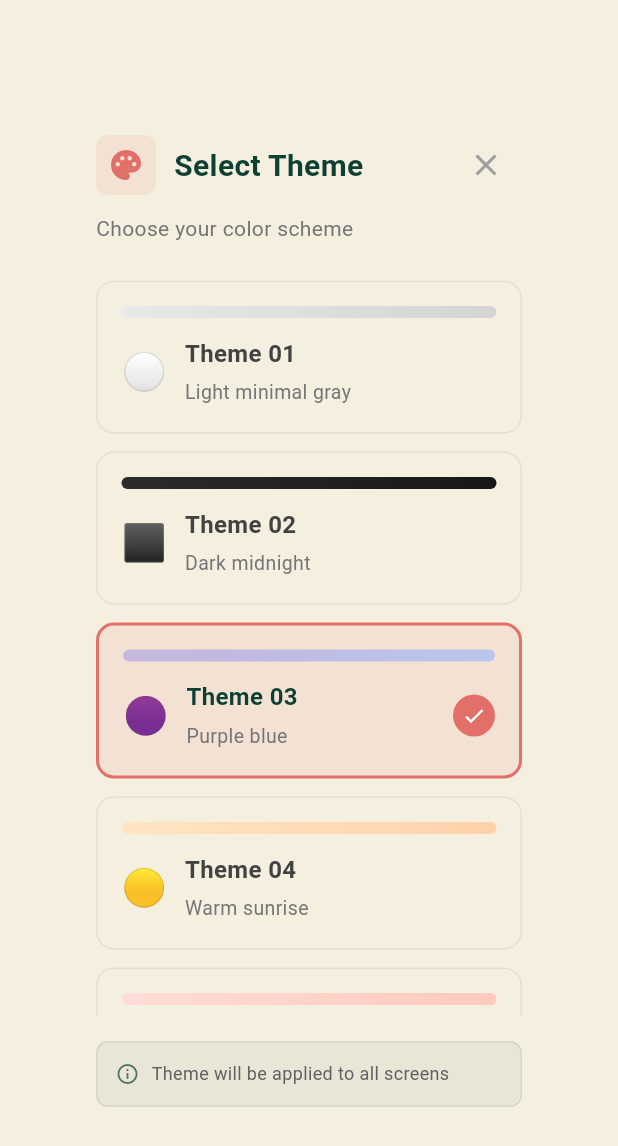
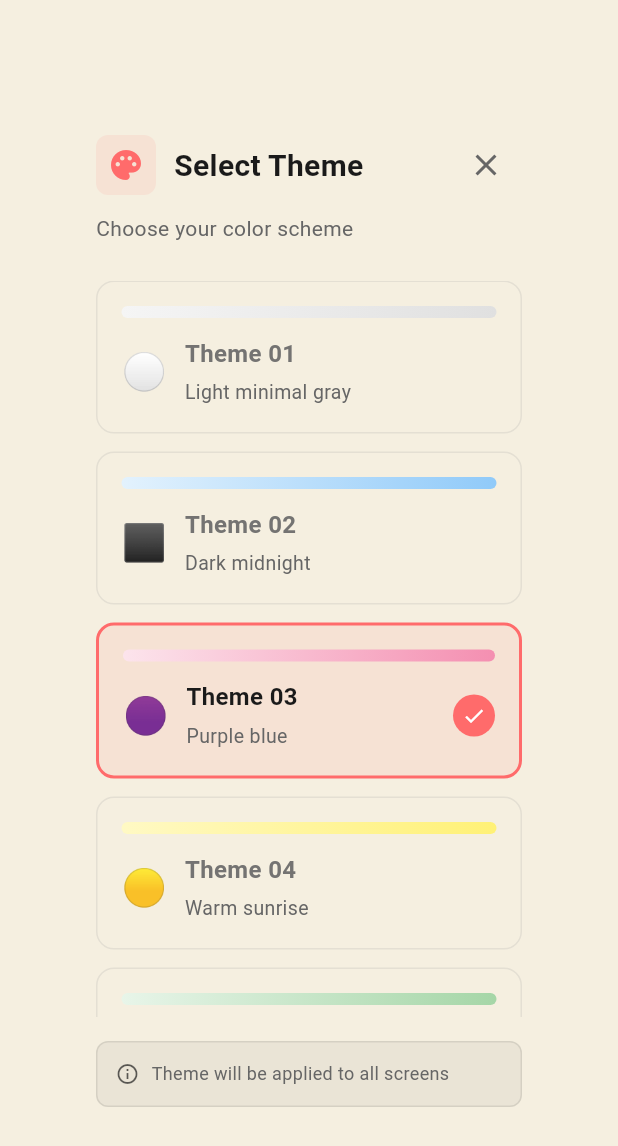
Before and after one commit to siho1117/food_cal, a Flutter app: the ThemeSelectorDialog widget shown alone on an empty page, opened directly, on a phone screen of 412 x 824 dp. Shown: the top 1146 px of the screen. Run offline on Flutter 3.47's test engine with Material 3 defaults, Android fonts, the phone set to English and light mode, and no system bars; our stand-ins replace camera, flutter_dotenv, flutter_image_compress, get_it, image_gallery_saver, image_picker and 1 more; accounts and stored records are empty.

Commit message:
Your commit message here

```diff
--- a/lib/widgets/settings/theme_selector_dialog.dart
+++ b/lib/widgets/settings/theme_selector_dialog.dart
@@ -1,7 +1,8 @@
 // lib/widgets/settings/theme_selector_dialog.dart
 import 'package:flutter/material.dart';
 import 'package:provider/provider.dart';
-import '../../config/design_system/theme.dart';
+import '../../config/design_system/theme_design.dart';  // ✅ NEW: Using theme_design
+import '../../config/design_system/theme_background.dart';  // ✅ NEW: Using theme_background for gradients
 import '../../providers/theme_provider.dart';
 
 class ThemeSelectorDialog extends StatelessWidget {
@@ -10,7 +11,6 @@ class ThemeSelectorDialog extends StatelessWidget {
   @override
   Widget build(BuildContext context) {
     final themeProvider = Provider.of<ThemeProvider>(context);
-    final brightness = Theme.of(context).brightness;
 
     // Get all available gradients from provider (01-09)
     final availableGradients = themeProvider.availableGradients;
@@ -32,29 +32,29 @@ class ThemeSelectorDialog extends StatelessWidget {
                 Container(
                   padding: const EdgeInsets.all(8),
                   decoration: BoxDecoration(
-                    color: AppTheme.coralAccent.withOpacity(0.1),
+                    color: const Color(0xFFFF6B6B).withValues(alpha: 0.1),  // ✅ Using coral color inline
                     borderRadius: BorderRadius.circular(8),
                   ),
                   child: const Icon(
                     Icons.palette,
-                    color: AppTheme.coralAccent,
+                    color: Color(0xFFFF6B6B),  // ✅ Coral accent
                     size: 24,
                   ),
                 ),
                 const SizedBox(width: 12),
-                const Text(
+                Text(
                   'Select Theme',
                   style: TextStyle(
                     fontSize: 20,
                     fontWeight: FontWeight.bold,
-                    color: AppTheme.primaryBlue,
+                    color: AppColors.textDark,  // ✅ Using AppColors
                   ),
                 ),
                 const Spacer(),
                 IconButton(
                   icon: const Icon(Icons.close),
                   onPressed: () => Navigator.of(context).pop(),
-                  color: Colors.grey,
+                  color: AppColors.textGrey,  // ✅ Using AppColors
                 ),
               ],
             ),
@@ -63,7 +63,7 @@ class ThemeSelectorDialog extends StatelessWidget {
               'Choose your color scheme',
               style: TextStyle(
                 fontSize: 14,
-                color: Colors.grey[600],
+                color: AppColors.textGrey,  // ✅ Using AppColors
               ),
             ),
             const SizedBox(height: 24),
@@ -77,7 +77,7 @@ class ThemeSelectorDialog extends StatelessWidget {
                     final displayName = themeProvider.getGradientDisplayName(gradientName);
                     final description = themeProvider.getGradientDescription(gradientName);
                     final emoji = themeProvider.getGradientEmoji(gradientName);
-                    final gradientColors = AppTheme.getGradientColors(gradientName, brightness);
+                    final gradientColors = ThemeBackground.gradients[gradientName]!;  // ✅ Using ThemeBackground
 
                     return _ThemeTile(
                       gradientName: gradientName,
@@ -86,7 +86,6 @@ class ThemeSelectorDialog extends StatelessWidget {
                       emoji: emoji,
                       gradientColors: gradientColors,
                       isSelected: isSelected,
-                      brightness: brightness,
                       onTap: () async {
                         await themeProvider.setGradient(gradientName);
                         if (context.mounted) {
@@ -109,10 +108,10 @@ class ThemeSelectorDialog extends StatelessWidget {
             Container(
               padding: const EdgeInsets.all(12),
               decoration: BoxDecoration(
-                color: AppTheme.primaryBlue.withOpacity(0.05),
+                color: AppColors.textDark.withValues(alpha: 0.05),  // ✅ Using AppColors
                 borderRadius: BorderRadius.circular(8),
                 border: Border.all(
-                  color: AppTheme.primaryBlue.withOpacity(0.1),
+                  color: AppColors.textDark.withValues(alpha: 0.1),  // ✅ Using AppColors
                 ),
               ),
               child: Row(
@@ -120,7 +119,7 @@ class ThemeSelectorDialog extends StatelessWidget {
                   Icon(
                     Icons.info_outline,
                     size: 16,
-                    color: AppTheme.primaryBlue.withOpacity(0.7),
+                    color: AppColors.textDark.withValues(alpha: 0.7),  // ✅ Using AppColors
                   ),
                   const SizedBox(width: 8),
                   Expanded(
@@ -128,7 +127,7 @@ class ThemeSelectorDialog extends StatelessWidget {
                       'Theme will be applied to all screens',
                       style: TextStyle(
                         fontSize: 12,
-                        color: Colors.grey[700],
+                        color: AppColors.textGrey,  // ✅ Using AppColors
                       ),
                     ),
                   ),
@@ -149,7 +148,6 @@ class _ThemeTile extends StatefulWidget {
   final String emoji;
   final List<Color> gradientColors;
   final bool isSelected;
-  final Brightness brightness;
   final VoidCallback onTap;
 
   const _ThemeTile({
@@ -159,7 +157,6 @@ class _ThemeTile extends StatefulWidget {
     required this.emoji,
     required this.gradientColors,
     required this.isSelected,
-    required this.brightness,
     required this.onTap,
   });
 
@@ -185,15 +182,15 @@ class _ThemeTileState extends State<_ThemeTile> {
             padding: const EdgeInsets.all(16),
             decoration: BoxDecoration(
               color: widget.isSelected
-                  ? AppTheme.coralAccent.withOpacity(0.1)
+                  ? const Color(0xFFFF6B6B).withValues(alpha: 0.1)  // ✅ Coral accent
                   : _isHovered
-                      ? Colors.grey.withOpacity(0.05)
+                      ? Colors.grey.withValues(alpha: 0.05)
                       : Colors.transparent,
               borderRadius: BorderRadius.circular(12),
               border: Border.all(
                 color: widget.isSelected
-                    ? AppTheme.coralAccent
-                    : Colors.grey.withOpacity(0.2),
+                    ? const Color(0xFFFF6B6B)  // ✅ Coral accent
+                    : Colors.grey.withValues(alpha: 0.2),
                 width: widget.isSelected ? 2 : 1,
               ),
             ),
@@ -238,8 +235,8 @@ class _ThemeTileState extends State<_ThemeTile> {
                                   ? FontWeight.bold
                                   : FontWeight.w600,
                               color: widget.isSelected
-                                  ? AppTheme.primaryBlue
-                                  : Colors.grey[800],
+                                  ? AppColors.textDark  // ✅ Using AppColors
+                                  : AppColors.textGrey.withValues(alpha: 0.9),  // ✅ Using AppColors
                             ),
                           ),
                           const SizedBox(height: 4),
@@ -247,7 +244,7 @@ class _ThemeTileState extends State<_ThemeTile> {
                             widget.description,
                             style: TextStyle(
                               fontSize: 13,
-                              color: Colors.grey[600],
+                              color: AppColors.textGrey,  // ✅ Using AppColors
                             ),
                           ),
                         ],
@@ -259,7 +256,7 @@ class _ThemeTileState extends State<_ThemeTile> {
                       Container(
                         padding: const EdgeInsets.all(6),
                         decoration: const BoxDecoration(
-                          color: AppTheme.coralAccent,
+                          color: Color(0xFFFF6B6B),  // ✅ Coral accent
                           shape: BoxShape.circle,
                         ),
                         child: const Icon(
```
